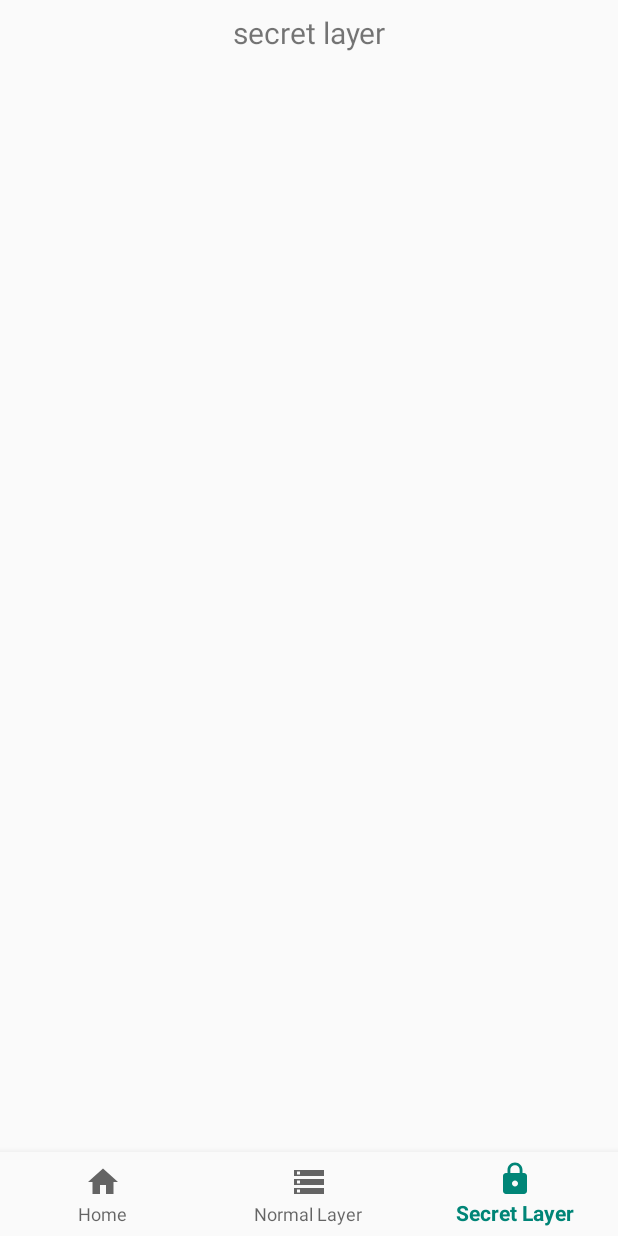
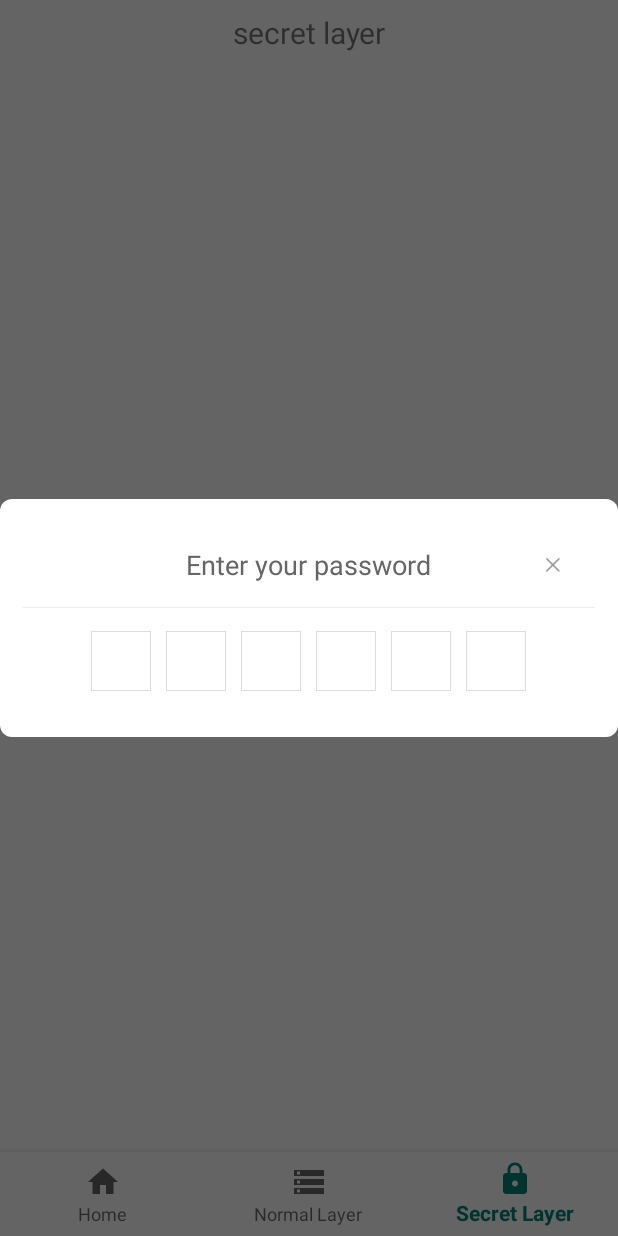
Before and after one commit to Taku-firi/Cabicat, an Android app: the SecretLayerFragment screen opened through its navigation route, on a phone screen of 412 x 824 dp. Run offline under Robolectric (Android 15) with nearby library versions, the phone set to English and light mode, and no system bars; our stand-ins replace navigation-ui; libraries missing offline, so code that uses them is left out: com.chad.library.

Commit message:
Add password check (basic finished)
Add a custom dialog for checking password while entering secreat layer

```diff
--- /dev/null
+++ b/app/src/main/java/com/Stardust/cabicat/item/PwdCheckDialog.java
@@ -0,0 +1,146 @@
+package com.Stardust.cabicat.item;
+
+import android.app.Dialog;
+import android.content.Context;
+import android.text.Editable;
+import android.text.TextWatcher;
+import android.view.View;
+import android.view.Window;
+import android.view.WindowManager;
+import android.widget.EditText;
+import android.widget.ImageView;
+import android.widget.TextView;
+
+import com.Stardust.cabicat.R;
+
+public class PwdCheckDialog extends Dialog implements View.OnClickListener {
+
+    private TextView mPwdDialog;
+    private EditText mEtPwdReal;
+    private ImageView mEt1, mEt2, mEt3, mEt4, mEt5, mEt6;
+
+    public interface PasswordCallback{
+        void callback(String password);
+    }
+
+    public PasswordCallback mPasswordCallback;
+
+    public PwdCheckDialog(Context context){
+        super(context, R.style.Dialog_PasswordStyle);
+        initDialog();
+    }
+
+    void initDialog(){
+        requestWindowFeature(Window.FEATURE_NO_TITLE);
+        setContentView(R.layout.dialog_passcheck);
+        setCancelable(false);
+        setCanceledOnTouchOutside(false);
+
+        findViewById(R.id.dialog_close).setOnClickListener(this);
+        mEtPwdReal = (EditText)findViewById(R.id.dialog_et_pwd_real);
+        mEtPwdReal.addTextChangedListener(new PasswordEditChangedListener(mEtPwdReal));
+
+        mEt1 = (ImageView)findViewById(R.id.et_pwd_1);
+        mEt2 = (ImageView)findViewById(R.id.et_pwd_2);
+        mEt3 = (ImageView)findViewById(R.id.et_pwd_3);
+        mEt4 = (ImageView)findViewById(R.id.et_pwd_4);
+        mEt5 = (ImageView)findViewById(R.id.et_pwd_5);
+        mEt6 = (ImageView)findViewById(R.id.et_pwd_6);
+    }
+
+    private void requestFocus(){
+        mEtPwdReal.requestFocus();
+        this.getWindow().setSoftInputMode(WindowManager.LayoutParams.SOFT_INPUT_STATE_ALWAYS_VISIBLE);
+    }
+
+
+    //reset
+    public void clearPasswordText(){
+        mEtPwdReal.setText("");
+        requestFocus();
+    }
+
+
+    //set callback
+    public void setPasswordCallback(PasswordCallback passwordCallback){
+        this.mPasswordCallback = passwordCallback;
+    }
+
+
+    @Override
+    public void onClick(View v){
+        switch (v.getId()){
+            case R.id.dialog_close:
+                dismiss();
+                break;
+        }
+    }
+
+
+    private class PasswordEditChangedListener implements TextWatcher{
+        private EditText mEditText;
+
+        public PasswordEditChangedListener(EditText editText){
+            this.mEditText = editText;
+        }
+
+        @Override
+        public void beforeTextChanged(CharSequence s, int start, int count, int after){}
+
+        @Override
+        public void onTextChanged (CharSequence s, int start, int before, int count){}
+
+        @Override
+        public void afterTextChanged(Editable s){
+            String ret = s.toString().trim();
+            if (mEditText.getId()== R.id.dialog_et_pwd_real){
+                char[] arr = ret.toCharArray();
+
+                // set black dot (pretend the password)
+                for (int i = 0; i < arr.length; i++){
+                    switch (i){
+                        case 0:
+                            mEt1.setImageResource(R.mipmap.ic_dialog_dot);
+                            break;
+                        case 1:
+                            mEt2.setImageResource(R.mipmap.ic_dialog_dot);
+                            break;
+                        case 2:
+                            mEt3.setImageResource(R.mipmap.ic_dialog_dot);
+                            break;
+                        case 3:
+                            mEt4.setImageResource(R.mipmap.ic_dialog_dot);
+                            break;
+                        case 4:
+                            mEt5.setImageResource(R.mipmap.ic_dialog_dot);
+                            break;
+                        case 5:
+                            mEt6.setImageResource(R.mipmap.ic_dialog_dot);
+                            break;
+                        default:
+                            break;
+                    }
+                }
+                clearTextView(arr.length, mEt1, mEt2, mEt3, mEt4, mEt5, mEt6);
+
+                //auto submission
+                if (arr.length == 6){
+                    if (mPasswordCallback != null)
+                        mPasswordCallback.callback(String.valueOf(arr));
+                }
+
+            }
+        }
+
+        // when delete pressed, clean the black dot
+        void clearTextView(int length, ImageView... editTexts){
+            for (int i = 0; i < 6; i++ ){
+                if(i > length - 1){
+                    editTexts[i].setImageResource(0);
+                }
+            }
+        }
+
+    }
+
+}
--- a/app/src/main/java/com/Stardust/cabicat/ui/secretLayer/SecretLayerFragment.java
+++ b/app/src/main/java/com/Stardust/cabicat/ui/secretLayer/SecretLayerFragment.java
@@ -5,6 +5,7 @@ import android.view.LayoutInflater;
 import android.view.View;
 import android.view.ViewGroup;
 import android.widget.TextView;
+import android.widget.Toast;
 
 import androidx.annotation.Nullable;
 import androidx.annotation.NonNull;
@@ -20,20 +21,33 @@ import com.Stardust.cabicat.R;
 import com.Stardust.cabicat.adapter.FileAdapterSecretlayer;
 import com.Stardust.cabicat.database.DatabaseHelper;
 import com.Stardust.cabicat.item.FileItem;
+import com.Stardust.cabicat.item.PwdCheckDialog;
 
 import java.util.List;
 
 public class SecretLayerFragment extends Fragment {
+    private boolean verified = false;
+    private boolean alreadyChecked = false;
     private DatabaseHelper mDatabase;
 
     private SecretLayerViewModel secretlayerViewModel;
 
     public View onCreateView(@NonNull LayoutInflater inflater,
                              ViewGroup container, Bundle savedInstanceState) {
+
+
         secretlayerViewModel =
                 ViewModelProviders.of(this).get(SecretLayerViewModel.class);
         View root = inflater.inflate(R.layout.fragment_secretlayer, container, false);
         final TextView textView = root.findViewById(R.id.text_secretlayer);
+        final RecyclerView recyclerView = root.findViewById(R.id.recyclerview_secretlayer);
+
+
+        mDatabase = ((MainActivity) getActivity()).getDatabase();
+        recyclerView.setLayoutManager(new LinearLayoutManager(root.getContext()));
+        recyclerView.addItemDecoration(new DividerItemDecoration(root.getContext(), DividerItemDecoration.VERTICAL));
+
+        // live data example (will be removed)
         secretlayerViewModel.getText().observe(this, new Observer<String>() {
             @Override
             public void onChanged(@Nullable String s) {
@@ -41,9 +55,22 @@ public class SecretLayerFragment extends Fragment {
             }
         });
 
-        mDatabase = ((MainActivity)getActivity()).getDatabase();
+        if (alreadyChecked){
+            List<FileItem> ls = mDatabase.getAllItems(1);
+            FileAdapterSecretlayer fileAdapterSecretlayer = new FileAdapterSecretlayer(R.layout.fileitem_adapterunit_secretlayer, ls, mDatabase);
+            recyclerView.setAdapter(fileAdapterSecretlayer);
+        }else {
 
-        // fileitems for test
+            // Check password
+            final PwdCheckDialog pwdCheckDialog = new PwdCheckDialog(getActivity());
+            pwdCheckDialog.setPasswordCallback(new PwdCheckDialog.PasswordCallback() {
+                @Override
+                public void callback(String password) {
+                    if ("000000".equals(password)) {
+                        pwdCheckDialog.dismiss();
+                        verified = true;
+
+                        // fileitems for test
 //        FileItem f1 = new FileItem("name_s_1","path_s_1",2);
 //        FileItem f2 = new FileItem("name_s_2","path_s_2",2);
 //        FileItem f3 = new FileItem("name_s_3","path_s_3",2);
@@ -51,14 +78,22 @@ public class SecretLayerFragment extends Fragment {
 //        mDatabase.createFileItem(f2,1);
 //        mDatabase.createFileItem(f3,1);
 
-        List<FileItem> ls = mDatabase.getAllItems(1);
+                        List<FileItem> ls = mDatabase.getAllItems(1);
 
-        RecyclerView recyclerView = root.findViewById(R.id.recyclerview_secretlayer);
-        FileAdapterSecretlayer fileAdapterSecretlayer = new FileAdapterSecretlayer(R.layout.fileitem_adapterunit_secretlayer,ls,mDatabase);
-        recyclerView.setAdapter(fileAdapterSecretlayer);
-        recyclerView.setLayoutManager(new LinearLayoutManager(root.getContext()));
-        recyclerView.addItemDecoration(new DividerItemDecoration(root.getContext(),DividerItemDecoration.VERTICAL));
-
+                        FileAdapterSecretlayer fileAdapterSecretlayer = new FileAdapterSecretlayer(R.layout.fileitem_adapterunit_secretlayer, ls, mDatabase);
+                        recyclerView.setAdapter(fileAdapterSecretlayer);
+                        Toast.makeText(getActivity(), "Identity Verified", Toast.LENGTH_SHORT).show();
+                    } else {
+                        Toast.makeText(getActivity(), "Access Denied" + password, Toast.LENGTH_SHORT).show();
+                        pwdCheckDialog.clearPasswordText();
+                    }
+                }
+            });
+            pwdCheckDialog.clearPasswordText();
+            pwdCheckDialog.show();
+        }
         return root;
     }
+
+
 }
--- /dev/null
+++ b/app/src/main/res/drawable/bg_edittext_border.xml
@@ -0,0 +1,8 @@
+<?xml version="1.0" encoding="utf-8"?>
+<shape xmlns:android="http://schemas.android.com/apk/res/android"
+    android:shape="rectangle">
+    <solid android:color="#ffffff" />
+    <stroke
+        android:width="0.5dp"
+        android:color="@color/dialog_divider_color" />
+</shape>
--- /dev/null
+++ b/app/src/main/res/drawable/bg_white_circle_rect_border.xml
@@ -0,0 +1,6 @@
+<?xml version="1.0" encoding="utf-8"?>
+<shape xmlns:android="http://schemas.android.com/apk/res/android"
+    android:shape="rectangle">
+    <corners android:radius="8.0dip" />
+    <solid android:color="#ffffff" />
+</shape>
--- /dev/null
+++ b/app/src/main/res/layout/dialog_passcheck.xml
@@ -0,0 +1,100 @@
+<?xml version="1.0" encoding="utf-8"?>
+<LinearLayout xmlns:android="http://schemas.android.com/apk/res/android"
+    android:orientation="vertical"
+    android:layout_width="match_parent"
+    android:layout_height="match_parent"
+    android:background="@drawable/bg_white_circle_rect_border"
+    android:gravity="center"
+    android:padding="15dp">
+
+
+    <RelativeLayout
+        android:layout_width="match_parent"
+        android:layout_height="wrap_content"
+        android:gravity="center_vertical"
+        android:padding="8dp">
+
+        <ImageView
+            android:id="@+id/dialog_close"
+            android:layout_width="wrap_content"
+            android:layout_height="wrap_content"
+            android:layout_alignParentRight="true"
+            android:layout_marginLeft="-8dp"
+            android:padding="15dp"
+            android:src="@mipmap/ic_dialog_close"
+            android:visibility="visible" />
+
+        <TextView
+            android:id="@+id/dialog_lable"
+            android:layout_width="wrap_content"
+            android:layout_height="wrap_content"
+            android:layout_centerInParent="true"
+            android:text="@string/dialog_label_text"
+            android:textColor="@color/dialog_gray_lable"
+            android:textSize="18sp" />
+
+    </RelativeLayout>
+
+    <View
+        android:layout_width="match_parent"
+        android:layout_height="0.5dp"
+        android:background="@color/dialog_middle_divider_color" />
+
+
+
+    <FrameLayout
+        android:id="@+id/fragment_password"
+        android:layout_width="match_parent"
+        android:layout_height="wrap_content">
+
+        <LinearLayout
+            android:layout_width="match_parent"
+            android:layout_height="40dp"
+            android:layout_margin="15dp"
+            android:gravity="center"
+            android:orientation="horizontal">
+
+            <ImageView
+                android:id="@+id/et_pwd_1"
+                style="@style/EditText_PasswordStyle" />
+
+            <ImageView
+                android:id="@+id/et_pwd_2"
+                style="@style/EditText_PasswordStyle"
+                android:layout_marginLeft="10dp" />
+
+            <ImageView
+                android:id="@+id/et_pwd_3"
+                style="@style/EditText_PasswordStyle"
+                android:layout_marginLeft="10dp" />
+
+            <ImageView
+                android:id="@+id/et_pwd_4"
+                style="@style/EditText_PasswordStyle"
+                android:layout_marginLeft="10dp" />
+
+            <ImageView
+                android:id="@+id/et_pwd_5"
+                style="@style/EditText_PasswordStyle"
+                android:layout_marginLeft="10dp" />
+
+            <ImageView
+                android:id="@+id/et_pwd_6"
+                style="@style/EditText_PasswordStyle"
+                android:layout_marginLeft="10dp" />
+        </LinearLayout>
+
+        <EditText
+            android:id="@+id/dialog_et_pwd_real"
+            android:layout_width="match_parent"
+            android:layout_height="40dp"
+            android:layout_margin="15dp"
+            android:background="@color/colorTransparent"
+            android:cursorVisible="false"
+            android:inputType="numberPassword"
+            android:maxLength="6"
+            android:maxLines="1"
+            android:textColor="@color/colorTransparent" />
+
+    </FrameLayout>
+</LinearLayout>
--- a/app/src/main/res/values/colors.xml
+++ b/app/src/main/res/values/colors.xml
@@ -3,6 +3,8 @@
     <color name="colorPrimary">#008577</color>
     <color name="colorPrimaryDark">#00574B</color>
     <color name="colorAccent">#D81B60</color>
+
+    <color name="colorTransparent">#00000000</color>
 
     // color used for FileItem
     <color name="fileitemNameColor">#000000</color>
@@ -16,4 +18,14 @@
 
     // color used for home fragment
     <color name="home_text">#68228B</color>
+
+    // color used for dialog
+    <color name="dialog_gray_hint">#ababab</color>
+    <color name="dialog_gray_lable">#666666</color>
+    <color name="gray_general_title">#999999</color>
+    <color name="gray_general_desc">#adadad</color>
+    <color name="dialog_middle_divider_color">#ededed</color>
+    <color name="dialog_divider_color">#ffdddddd</color>
+    <color name="black_general_label">#666666</color>
+    <color name="black_general_title">#333333</color>
 </resources>
--- a/app/src/main/res/values/strings.xml
+++ b/app/src/main/res/values/strings.xml
@@ -18,4 +18,7 @@
 
     // string for home fragment
     <string name="home_latestfiles">Latest Files</string>
+
+    // string for dialog
+    <string name="dialog_label_text">Enter your password</string>
 </resources>
--- a/app/src/main/res/values/styles.xml
+++ b/app/src/main/res/values/styles.xml
@@ -8,4 +8,27 @@
         <item name="colorAccent">@color/colorAccent</item>
     </style>
 
+
+    <style name="EditText_PasswordStyle">
+        <item name="android:layout_width">40dp</item>
+        <item name="android:layout_height">40dp</item>
+        <item name="android:padding">15dp</item>
+        <item name="android:gravity">center</item>
+        <item name="android:background">@drawable/bg_edittext_border</item>
+        <item name="android:cursorVisible">true</item>
+        <item name="android:textColor">@color/black_general_title</item>
+        <item name="android:maxLength">1</item>
+        <item name="android:adjustViewBounds">true</item>
+        <item name="android:maxLines">1</item>
+        <item name="android:enabled">true</item>
+    </style>
+
+    <style name="Dialog_PasswordStyle" parent="android:Theme.Dialog">
+        <item name="android:windowFrame">@null</item>
+        <item name="android:windowBackground">@color/colorTransparent</item>
+        <item name="android:windowNoTitle">true</item>
+        <item name="android:windowIsFloating">true</item>
+        <item name="android:windowContentOverlay">@null</item>
+    </style>
+
 </resources>
```
Also changed, not shown: app/src/main/res/layout/fragment_home.xml (+20 -70 lines), app/src/main/res/mipmap-mdpi/ic_dialog_dot.png (added), app/src/main/res/mipmap-xhdpi/ic_dialog_close.png (added).
